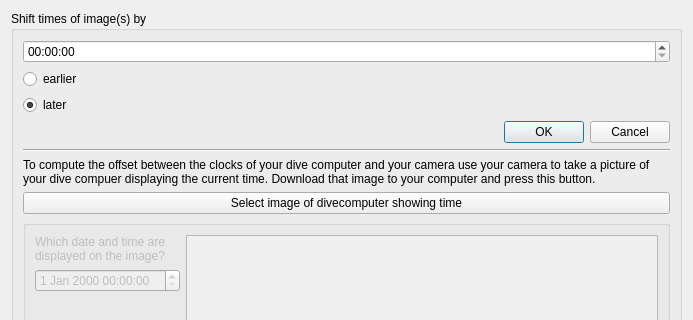
This is qt-ui/shiftimagetimes.ui in subsurface/subsurface as Qt 5 draws it before an edit; both pictures show x 0 to 693 and y 0 to 320 of the 693 by 606 pixel window. The edited form follows.
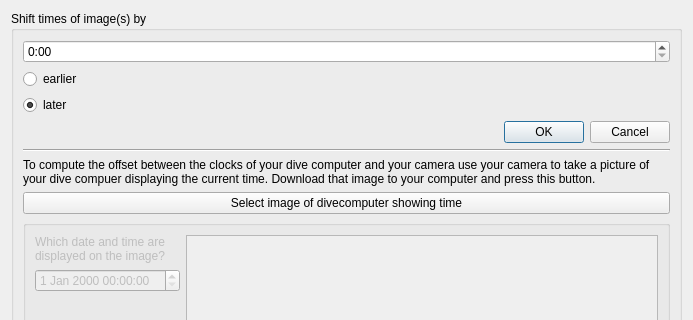
This is the edited form. Icons and pictures are not drawn.

Commit message:
Image time shift dialog: remove the silly AM
This is a time offset, not a time of day.

Fixes #579

```diff
--- a/qt-ui/shiftimagetimes.ui
+++ b/qt-ui/shiftimagetimes.ui
@@ -91,6 +91,9 @@
           <second>0</second>
          </time>
         </property>
+        <property name="displayFormat">
+         <string>h:mm</string>
+        </property>
         <property name="timeSpec">
          <enum>Qt::LocalTime</enum>
         </property>
```
